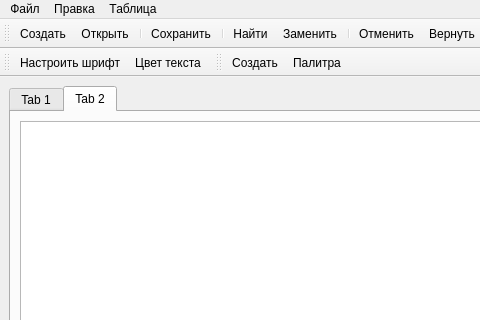
Old version of the form text_editor/mainwindow.ui in the repository Rouva-Huu/text_editor; both pictures show x 0 to 480 and y 0 to 320 of the 1008 by 719 pixel window.
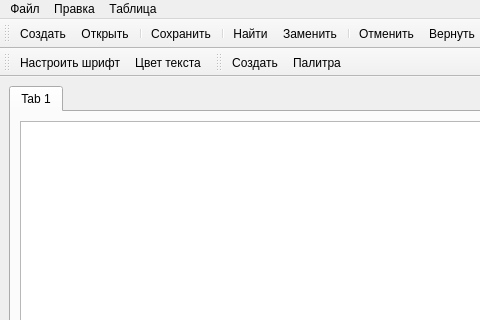
New version of the form. The open tabs and pages were chosen to show the change. Icons and pictures are not drawn.

Commit message: Deleting tab2 in mainwindow.ui

What changed in the file:
```diff
--- a/text_editor/mainwindow.ui
+++ b/text_editor/mainwindow.ui
@@ -30,16 +30,6 @@
         </item>
        </layout>
       </widget>
-      <widget class="QWidget" name="tab_2">
-       <attribute name="title">
-        <string>Tab 2</string>
-       </attribute>
-       <layout class="QVBoxLayout" name="verticalLayout_4">
-        <item>
-         <widget class="QTextEdit" name="textEdit_2"/>
-        </item>
-       </layout>
-      </widget>
      </widget>
     </item>
    </layout>
```
The commit also changes 1 other file.
